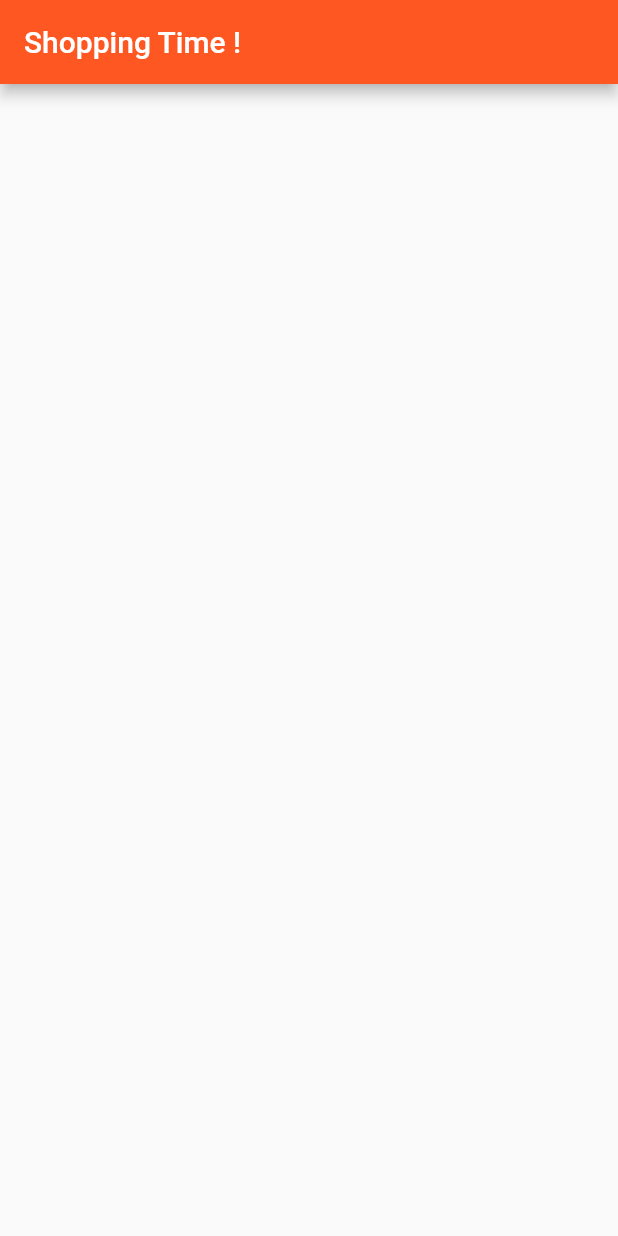
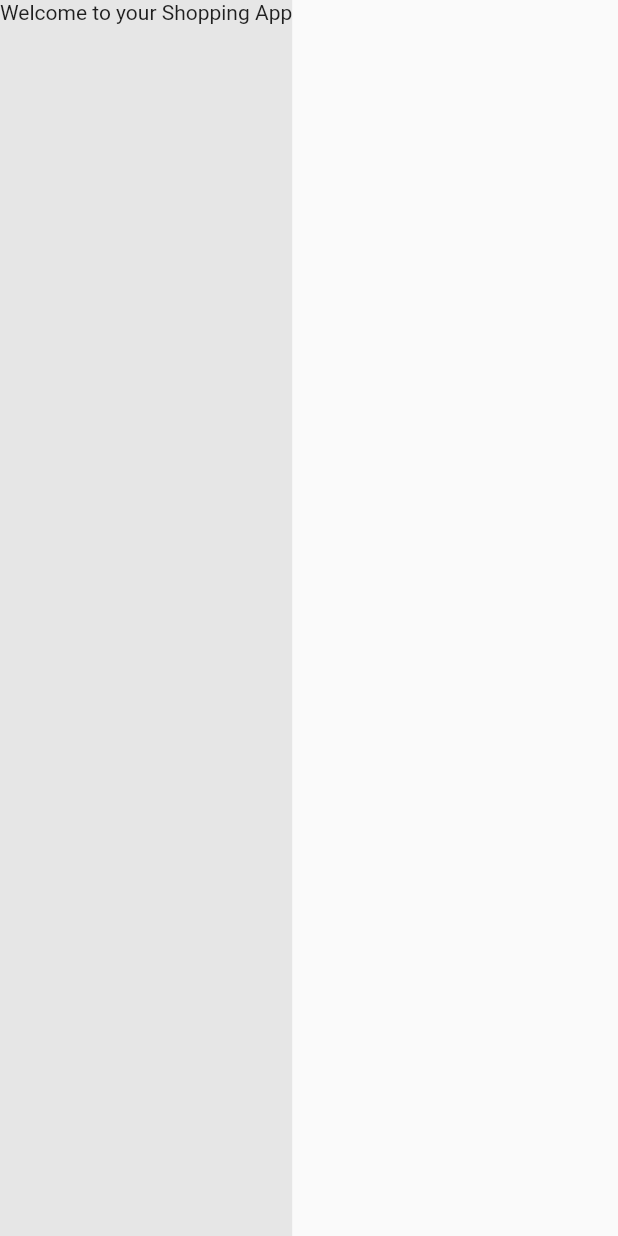
Before and after one commit to soniabahri/Shop-Mobile-App, a Flutter app: the screen it shows after launch, on a phone screen of 412 x 824 dp. Run offline on Flutter 3.47's test engine with Material 2 defaults, Android fonts, the phone set to English and light mode, and no system bars; missing offline and left inert: dart:html.

Commit message:
Application mobile with flutter

```diff
--- a/lib/main.dart
+++ b/lib/main.dart
@@ -1,3 +1,6 @@
+import 'dart:html';
+import 'dart:ui';
+
 import 'package:flutter/material.dart';
 
 void main(List<String> args) {
@@ -9,13 +12,24 @@ class ShopApp extends StatelessWidget {
 
   @override
   Widget build(BuildContext context) {
+    return MyBody();
+  }
+
+  // ignore: non_constant_identifier_names
+  MaterialApp MyBody() {
     return MaterialApp(
       home: Scaffold(
-        appBar: AppBar(
-          backgroundColor: Colors.deepOrange,
-          title: const Text('Shopping Time !'),
+        body: Container(
+          color: const Color.fromRGBO(230, 230, 230, 99.9),
+          child: Column(
+            children: const [
+              Text(
+                'Welcome to your Shopping App',
+                textAlign: TextAlign.center,
+              ),
+            ],
+          ),
         ),
-        body: const Center(),
       ),
     );
   }
--- a/pubspec.yaml
+++ b/pubspec.yaml
@@ -57,6 +57,9 @@ flutter:
   # the material Icons class.
   uses-material-design: true
 
+flutter:
+    assets:
+      - assets/images/shopping-online.png
   # To add assets to your application, add an assets section, like this:
   # assets:
   #   - images/a_dot_burr.jpeg
```
Also changed, not shown: 2 other files.
